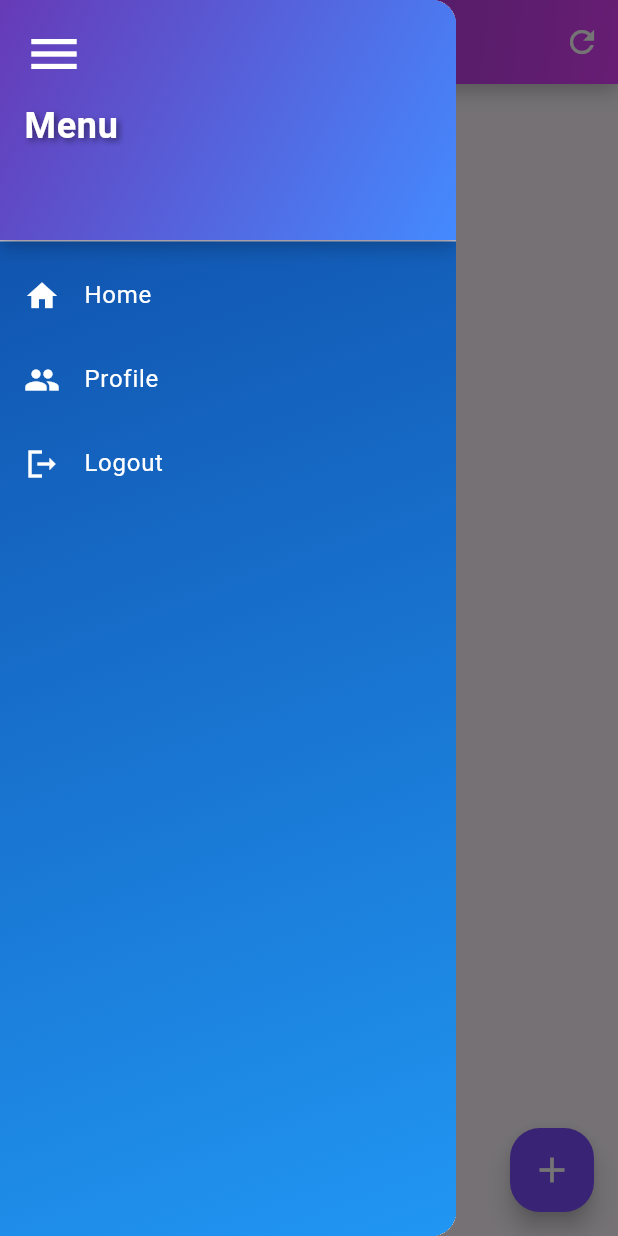
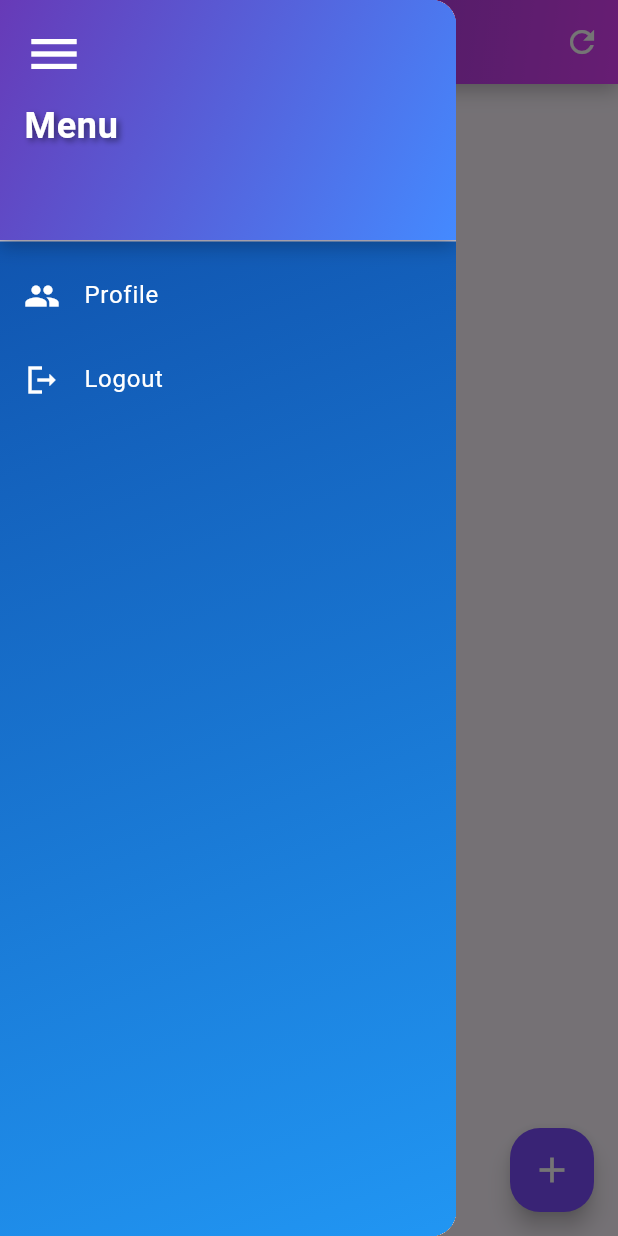
Before and after one commit to KINESIZ/Finalproject, a Flutter app: the BlogFeedScreen screen opened directly, with the side drawer open, on a phone screen of 412 x 824 dp. Run offline on Flutter 3.47's test engine with Material 3 defaults, Android fonts, the light colour scheme and no system bars; our stand-ins replace cloud_firestore, firebase_auth, firebase_core, google_fonts; accounts and stored records are empty.

Commit message:
ลบ home เพิ่มไอคอนแอป

```diff
--- a/lib/screen/dashboard.dart
+++ b/lib/screen/dashboard.dart
@@ -3,8 +3,8 @@ import 'package:firebase_auth/firebase_auth.dart';
 import 'package:flutter/material.dart';
 import 'package:intl/intl.dart';
 import 'package:google_fonts/google_fonts.dart';
-import 'package:miniproject/screen/details.dart';
-import 'package:miniproject/screen/home.dart';
+import 'package:Miniproject/screen/details.dart';
+import 'package:Miniproject/screen/home.dart';
 
 class BlogFeedScreen extends StatefulWidget {
   @override
@@ -247,7 +247,7 @@ class _BlogFeedScreenState extends State<BlogFeedScreen> {
                   ],
                 ),
               ),
-              menuItem(Icons.home, 'Home', () {}),
+
               menuItem(Icons.people, 'Profile', () {
                 Navigator.pushNamed(context, 'profile');
               }),
--- a/lib/screen/loginfirebase.dart
+++ b/lib/screen/loginfirebase.dart
@@ -1,6 +1,6 @@
 import 'package:firebase_auth/firebase_auth.dart';
 import 'package:flutter/material.dart';
-import 'package:miniproject/screen/dashboard.dart';
+import 'package:Miniproject/screen/dashboard.dart';
 import 'package:google_fonts/google_fonts.dart';
 
 class Firebaselogin extends StatefulWidget {
--- a/lib/screen/registerfirebase.dart
+++ b/lib/screen/registerfirebase.dart
@@ -1,9 +1,9 @@
 import 'package:cloud_firestore/cloud_firestore.dart';
-import 'package:miniproject/constant/constant.dart';
+import 'package:Miniproject/constant/constant.dart';
 import 'package:firebase_auth/firebase_auth.dart';
 import 'package:flutter/material.dart';
 import 'package:google_fonts/google_fonts.dart';
-import 'package:miniproject/screen/home.dart';
+import 'package:Miniproject/screen/home.dart';
 
 class Registerfirebase extends StatefulWidget {
   const Registerfirebase({super.key});
```
Also changed, not shown: lib/main.dart (+6 -6 lines), pubspec.yaml (+10 -2 lines), assets/book.png (added), assets/image/book.jpg (added), pubspec.lock.
